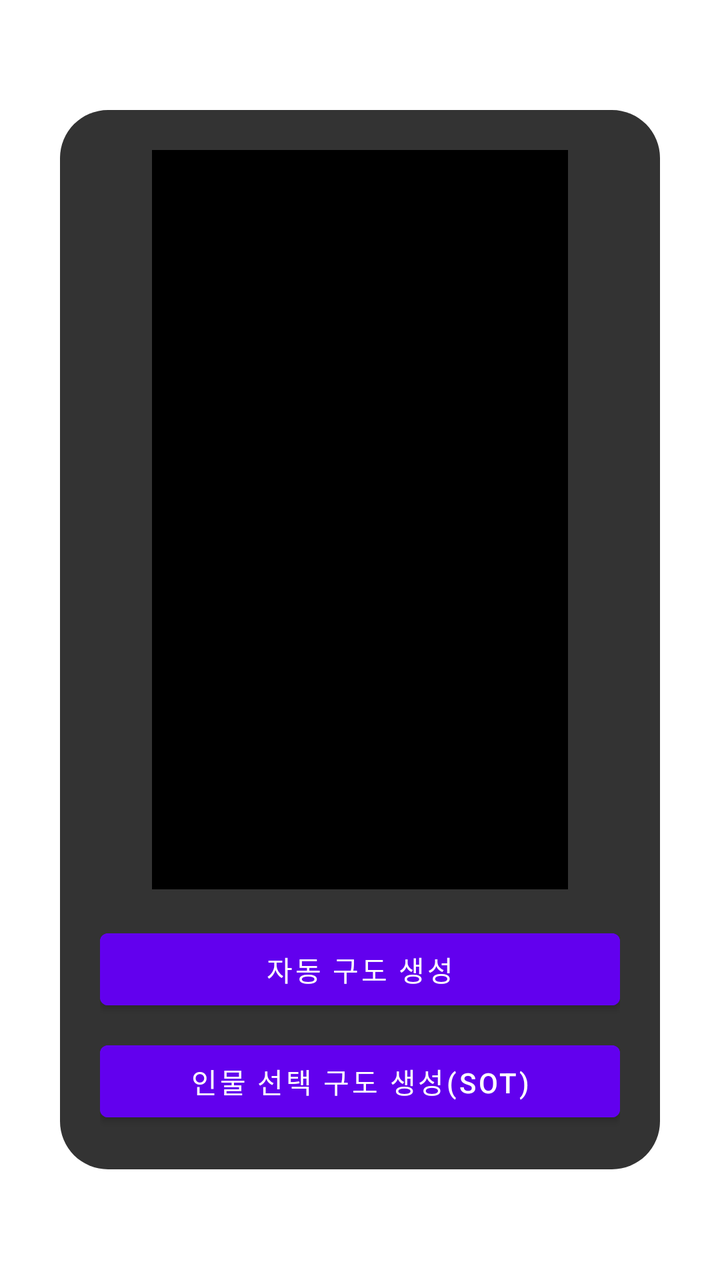
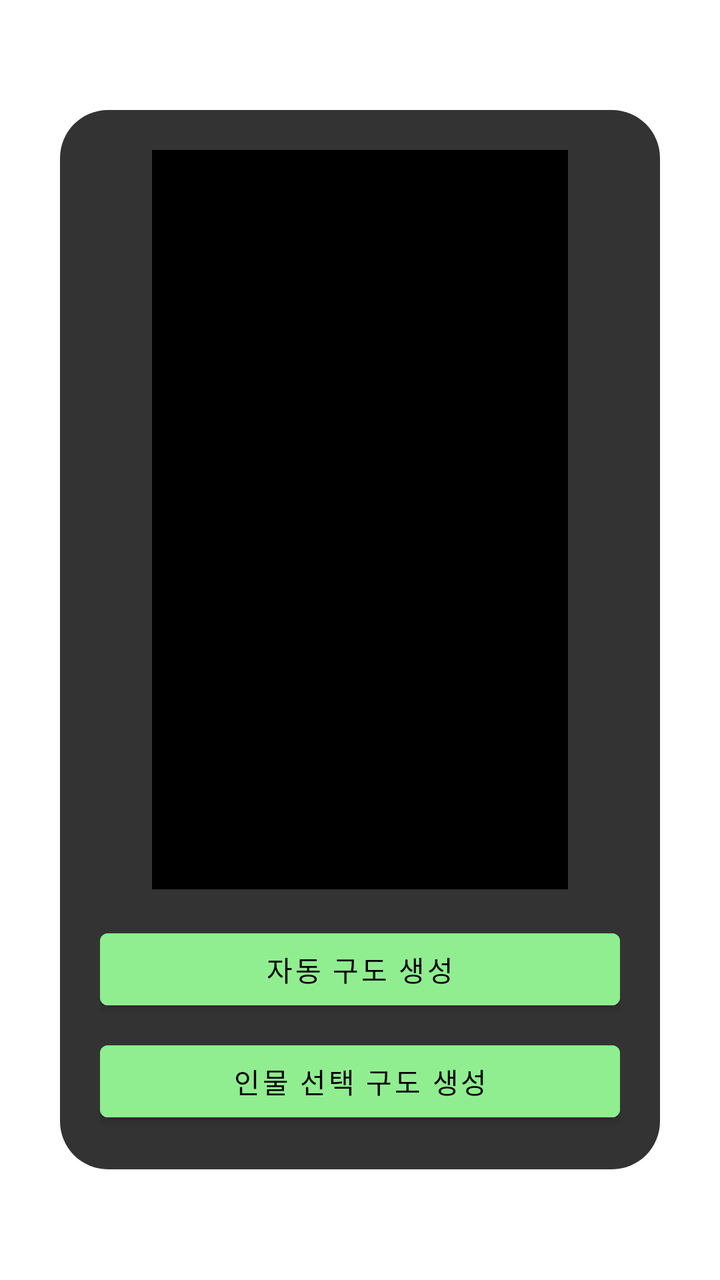

Compare the two renders of this Android layout. The source of the first and the diff that turns it into the second are given below.
<!-- AndroidManifest.xml: fallback theme Theme.MaterialComponents.DayNight.NoActionBar -->
<!-- res/layout/item_cropped_pager_add.xml -->
<?xml version="1.0" encoding="utf-8"?>
<FrameLayout
    xmlns:android="http://schemas.android.com/apk/res/android"
    xmlns:app="http://schemas.android.com/apk/res-auto"
    android:layout_width="match_parent"
    android:layout_height="match_parent">

    
    <androidx.cardview.widget.CardView
        android:layout_width="300dp"
        android:layout_height="wrap_content"
        android:layout_gravity="center"
        android:foreground="?attr/selectableItemBackground"
        app:cardBackgroundColor="@android:color/transparent"
        app:cardElevation="0dp"
        app:cardUseCompatPadding="false">

        <LinearLayout
            android:layout_width="match_parent"
            android:layout_height="wrap_content"
            android:orientation="vertical"
            android:padding="20dp"
            android:background="@drawable/rounded_bg_dark">

            
            <androidx.constraintlayout.widget.ConstraintLayout
                android:layout_width="match_parent"
                android:layout_height="wrap_content">

                <androidx.constraintlayout.widget.Guideline
                    android:id="@+id/guidelineStart"
                    android:layout_width="wrap_content"
                    android:layout_height="wrap_content"
                    android:orientation="vertical"
                    app:layout_constraintGuide_percent="0.1"/>

                <androidx.constraintlayout.widget.Guideline
                    android:id="@+id/guidelineEnd"
                    android:layout_width="wrap_content"
                    android:layout_height="wrap_content"
                    android:orientation="vertical"
                    app:layout_constraintGuide_percent="0.9"/>

                <ImageView
                    android:id="@+id/thumb"
                    android:layout_width="0dp"
                    android:layout_height="0dp"
                    android:scaleType="centerCrop"
                    android:background="@android:color/black"
                    app:layout_constraintTop_toTopOf="parent"
                    app:layout_constraintStart_toStartOf="@id/guidelineStart"
                    app:layout_constraintEnd_toEndOf="@id/guidelineEnd"
                    app:layout_constraintDimensionRatio="9:16"/>

            </androidx.constraintlayout.widget.ConstraintLayout>

            <Space android:layout_width="0dp" android:layout_height="16dp"/>

            
            <Button
                android:id="@+id/btnAuto"
                android:layout_width="match_parent"
                android:layout_height="wrap_content"
                android:text="자동 구도 생성"
                android:backgroundTint="#FF6200EE"
                android:textColor="@android:color/white"/>

            <Space android:layout_width="0dp" android:layout_height="8dp"/>

            
            <Button
                android:id="@+id/btnSot"
                android:layout_width="match_parent"
                android:layout_height="wrap_content"
                android:text="인물 선택 구도 생성(SOT)"
                android:backgroundTint="#FF6200EE"
                android:textColor="@android:color/white"/>

        </LinearLayout>
    </androidx.cardview.widget.CardView>
</FrameLayout>
<!-- resources referenced by this layout -->
<resources>
  <!-- drawable rounded_bg_dark (drawable) -->
  <?xml version="1.0" encoding="utf-8"?>
  <shape xmlns:android="http://schemas.android.com/apk/res/android"
      android:shape="rectangle">
  
      
      <solid android:color="#CC000000" />
  
      
      <corners android:radius="24dp" />
  
  </shape>
</resources>

<!-- the commit's change to res/layout/item_cropped_pager_add.xml (unified diff, before → after) -->
@@ -61,9 +61,9 @@
                 android:id="@+id/btnAuto"
                 android:layout_width="match_parent"
                 android:layout_height="wrap_content"
-                android:text="자동 구도 생성"
-                android:backgroundTint="#FF6200EE"
-                android:textColor="@android:color/white"/>
+                android:text="@string/auto_crop"
+                android:backgroundTint="#90EE90"
+                android:textColor="@android:color/black"/>
 
             <Space android:layout_width="0dp" android:layout_height="8dp"/>
 
@@ -72,9 +72,9 @@
                 android:id="@+id/btnSot"
                 android:layout_width="match_parent"
                 android:layout_height="wrap_content"
-                android:text="인물 선택 구도 생성(SOT)"
-                android:backgroundTint="#FF6200EE"
-                android:textColor="@android:color/white"/>
+                android:text="@string/manual_crop"
+                android:backgroundTint="#90EE90"
+                android:textColor="@android:color/black"/>
 
         </LinearLayout>
     </androidx.cardview.widget.CardView>
<!-- resource entries referenced after the edit -->
@@ -12,5 +12,7 @@
       <corners android:radius="24dp" />
   
   </shape>
+  <string name="auto_crop">자동 구도 생성</string>
+  <string name="manual_crop">인물 선택 구도 생성</string>
 </resources>
 
